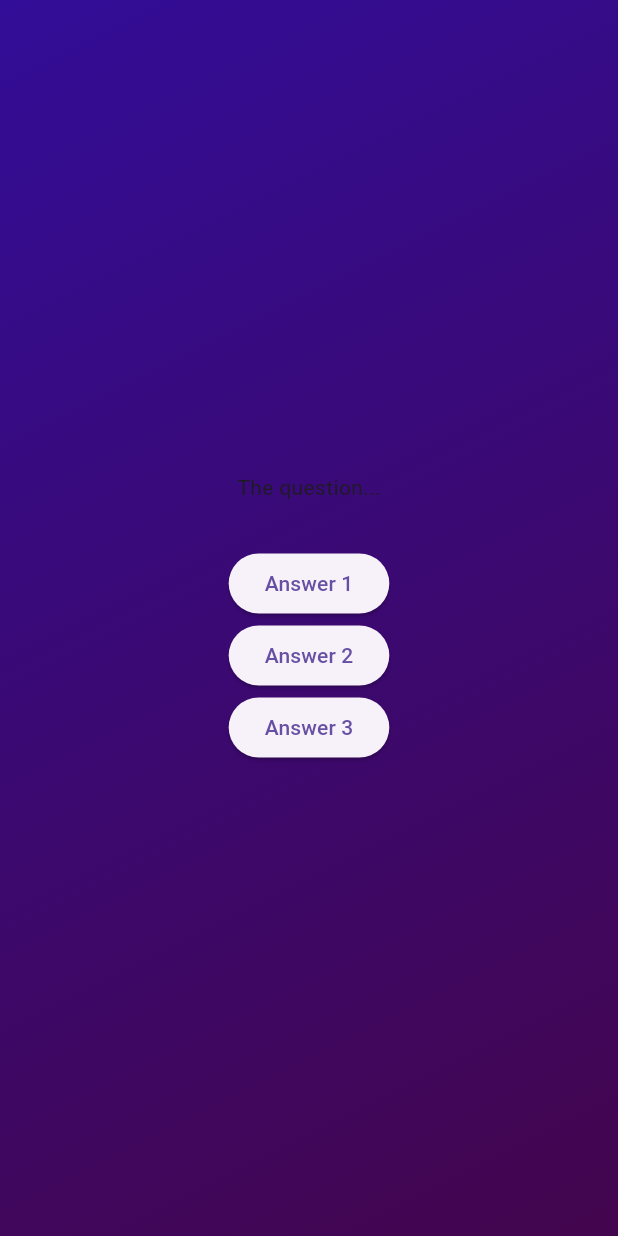
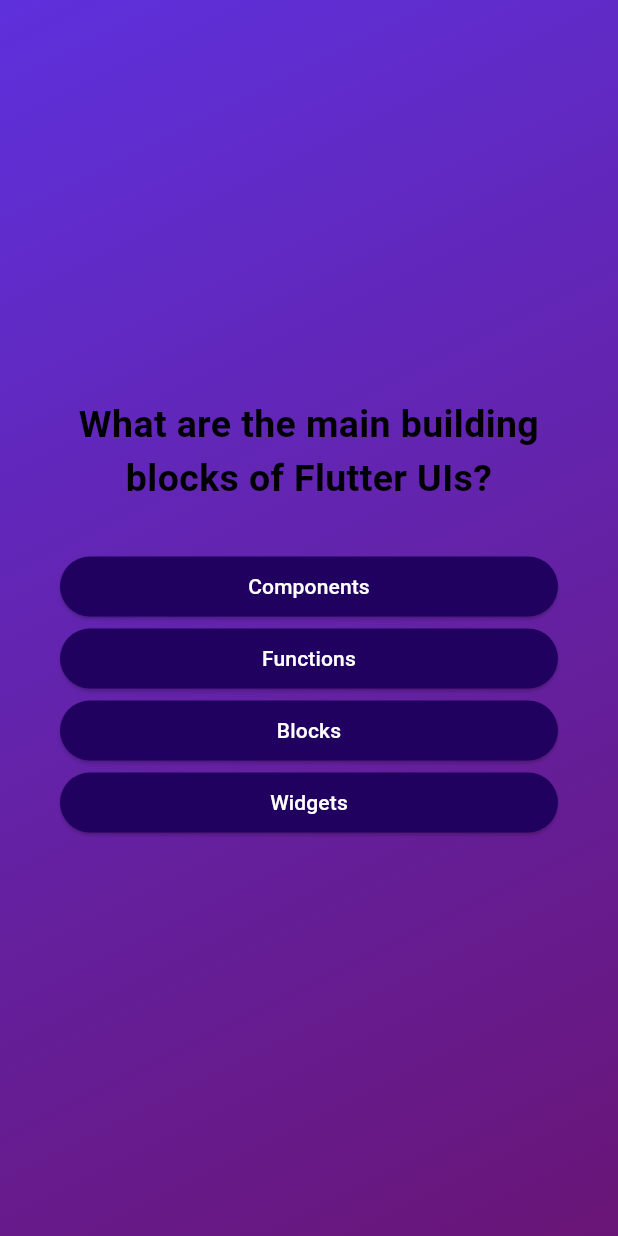
Before and after one commit to githimansh/quiz_app, a Flutter app: the screen it shows after launch, after a tap on "Start Quiz", on a phone screen of 412 x 824 dp. Run offline on Flutter 3.47's test engine with Material 3 defaults, Android fonts, the phone set to English and light mode, and no system bars.

Commit message:
add new code

```diff
--- /dev/null
+++ b/quiz_app/lib/answer_button.dart
@@ -0,0 +1,34 @@
+import 'package:flutter/material.dart';
+
+class AnswerButton extends StatelessWidget {
+ const  AnswerButton({
+  required this.answerText,
+  required this.onTap,
+   super.key,
+   });
+
+  final String answerText;
+  final void Function() onTap;
+
+@override
+  Widget build(BuildContext context) {
+    return  ElevatedButton(
+          onPressed: onTap,
+          style: ElevatedButton.styleFrom(
+            padding:
+            const EdgeInsets.symmetric(
+              vertical: 10, horizontal: 40),
+            backgroundColor: const Color.fromARGB(255, 33, 1, 95),
+            foregroundColor: Colors.white,
+            shape:
+             RoundedRectangleBorder(
+              borderRadius:
+               BorderRadius.circular(40),
+               ),
+          ),
+          child: Text(answerText,
+          textAlign: TextAlign.center,
+          ),
+        );
+  }
+}
--- a/quiz_app/lib/models/quiz_question.dart
+++ b/quiz_app/lib/models/quiz_question.dart
@@ -4,4 +4,10 @@ class QuizQuestion {
 
   final String text;
   final List<String> answers;
+
+ List<String> getShuffledAnswers() {
+ final shuffledList =  List.of(answers);
+  shuffledList.shuffle();
+  return shuffledList;
+ }
 }
--- a/quiz_app/lib/questions_screen.dart
+++ b/quiz_app/lib/questions_screen.dart
@@ -1,7 +1,13 @@
 import 'package:flutter/material.dart';
 
+import 'package:quiz_app/answer_button.dart';
+
+import 'package:quiz_app/data/questions.dart';
+
 class QuestionsScreen extends StatefulWidget {
- const QuestionsScreen({super.key});
+ const QuestionsScreen({super.key, required this.onSelectAnswer,});
+
+  final void Function(String answer) onSelectAnswer;
 
   @override
   State<QuestionsScreen> createState() {
@@ -10,28 +16,48 @@ class QuestionsScreen extends StatefulWidget {
 }
 
 class _QuestionsScreenState extends State<QuestionsScreen> {
+var currentQuestionIndex = 0;
+
+void answerQuestion(String selectedAnswers){
+  widget.onSelectAnswer('...');
+  // currentQuestionIndex = currentQuestionIndex + 1;
+  // currentQuestionIndex += 1;
+  setState(() {
+      currentQuestionIndex++; //increments the value by 1
+  });
+}
+
   @override
   Widget build(context) {
+    final currentQuestion = question[currentQuestionIndex];
     return SizedBox(
       width: double.infinity,
-      child: Column(
-        mainAxisAlignment: MainAxisAlignment.center,
-        children: [
-      const  Text('The question...'),
-       const  SizedBox(height: 30),
-        ElevatedButton(
-          onPressed: () {},
-          child: const Text('Answer 1'),
+      child: Container(
+        margin: const EdgeInsets.all(40),
+        child: Column(
+          mainAxisAlignment: MainAxisAlignment.center,
+          crossAxisAlignment: CrossAxisAlignment.stretch,
+          children: [
+         Text(
+          currentQuestion.text,
+        style: const  TextStyle(
+          fontSize: 25,
+          fontWeight:FontWeight.bold ,
+          color: Colors.black,
         ),
-         ElevatedButton(
-          onPressed: () {},
-          child: const Text('Answer 2'),
+        textAlign: TextAlign.center,
         ),
-         ElevatedButton(
-          onPressed: () {},
-          child: const Text('Answer 3'),
+         const  SizedBox(height: 30),
+         ...currentQuestion.getShuffledAnswers().map( (answer) {
+          return AnswerButton(
+            answerText: answer,
+             onTap: () {
+              answerQuestion(answer);
+             },
+             );
+         })
+        ],
         ),
-      ],
       ),
     );
   }
--- a/quiz_app/lib/quiz.dart
+++ b/quiz_app/lib/quiz.dart
@@ -1,7 +1,9 @@
 import 'package:flutter/material.dart';
+import 'package:quiz_app/data/questions.dart';
 import 'package:quiz_app/questions_screen.dart';
 
 import 'package:quiz_app/start_screen.dart';
+import 'package:quiz_app/results_screen.dart';
 
 class Quiz extends StatefulWidget {
   const Quiz({super.key});
@@ -13,12 +15,24 @@ return _QuizState();
 }
 
 class _QuizState extends State<Quiz> {
+  List<String> selectedAnswers = [];
   var activeScreen = 'start-screen';
 
   void switchScreen() {
     setState(() {
+      selectedAnswers = [];
       activeScreen = 'question-screen';
     });
+  }
+
+  void chooseAnswer(String answer) {
+    selectedAnswers.add(answer);
+
+    if(selectedAnswers.length == question.length){
+      setState(() {
+        activeScreen = 'results-screen';
+      });
+    }
   }
 
   @override
@@ -26,7 +40,15 @@ class _QuizState extends State<Quiz> {
     Widget screenWidget =  StartScreen(switchScreen);
 
      if (activeScreen == 'question-screen') {
-       screenWidget = const QuestionsScreen();
+       screenWidget = QuestionsScreen(
+        onSelectAnswer: chooseAnswer,
+        );
+     }
+
+     if(activeScreen == 'results-screen'){
+      screenWidget =  ResultsScreen(
+        chosenAnswers: selectedAnswers,
+        );
      }
 
     return MaterialApp(
@@ -35,8 +57,8 @@ class _QuizState extends State<Quiz> {
           decoration: const BoxDecoration(
             gradient: LinearGradient(
               colors: [
-                Color.fromARGB(255, 50, 13, 151),
-                Color.fromARGB(255, 67, 5, 77)
+                Color.fromARGB(255, 94, 48, 220),
+                Color.fromARGB(255, 105, 21, 118)
               ],
               begin: Alignment.topLeft,
               end: Alignment.bottomRight,
--- a/quiz_app/lib/start_screen.dart
+++ b/quiz_app/lib/start_screen.dart
@@ -16,13 +16,14 @@ class StartScreen extends StatelessWidget {
          child: Image.asset(
           'assets/images/quiz-logo.png',
          width: 300,
-         color: Colors.red,
+         color: Color.fromARGB(255, 180, 52, 62),
          ),
        ),
        const SizedBox(height: 80),
       const Text('Learn Flutter the fun way!',
       style: TextStyle(
-        color: Colors.white,
+        color: Color.fromARGB(255, 186, 90, 11),
+        fontWeight: FontWeight.bold,
         fontSize: 25,
       ),
       ),
```
Also changed, not shown: quiz_app/lib/results_screen.dart (added, +34 -0 lines), quiz_app/lib/main.dart (line endings or trailing spaces).
